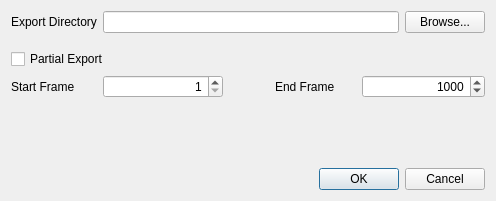
nuclex-video-tools/Nuclex.FrameFixer.Native, file Nuclex.FrameFixer.Native/UserInterface/ExportDialog.ui: the form before one commit.
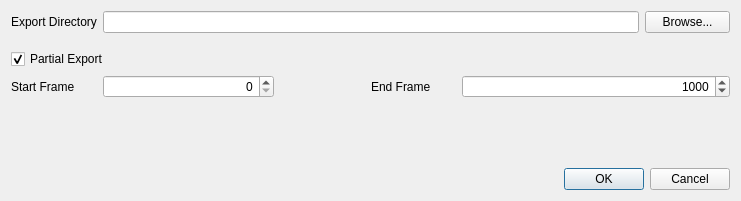
The form after the commit.

Commit message: Added export dialog (already working) when the export dialog is clicked so I don't have to manually adjust the start frame and recompile all the time

What changed in the file:
```diff
--- a/Nuclex.FrameFixer.Native/UserInterface/ExportDialog.ui
+++ b/Nuclex.FrameFixer.Native/UserInterface/ExportDialog.ui
@@ -9,7 +9,7 @@
    <rect>
     <x>0</x>
     <y>0</y>
-    <width>496</width>
+    <width>741</width>
     <height>201</height>
    </rect>
   </property>
@@ -28,48 +28,65 @@
      <property name="text">
       <string>Partial Export</string>
      </property>
+     <property name="checked">
+      <bool>true</bool>
+     </property>
     </widget>
    </item>
-   <item row="0" column="1" colspan="5">
-    <widget class="QLineEdit" name="exportDirectoryText">
-     <property name="toolTip">
-      <string>Directory holding all files the process modifies, including the output log. Saved with each snapshot.</string>
+   <item row="0" column="0">
+    <widget class="QLabel" name="exportDirectoryLabel">
+     <property name="sizePolicy">
+      <sizepolicy hsizetype="Minimum" vsizetype="Preferred">
+       <horstretch>0</horstretch>
+       <verstretch>0</verstretch>
+      </sizepolicy>
      </property>
+     <property name="text">
+      <string>Export Directory</string>
+     </property>
     </widget>
    </item>
-   <item row="3" column="2">
-    <spacer name="horizontalSpacer">
-     <property name="orientation">
-      <enum>Qt::Horizontal</enum>
+   <item row="3" column="5" colspan="3">
+    <widget class="QSpinBox" name="endFrameNumber">
+     <property name="sizePolicy">
+      <sizepolicy hsizetype="Preferred" vsizetype="Fixed">
+       <horstretch>0</horstretch>
+       <verstretch>0</verstretch>
+      </sizepolicy>
      </property>
-     <property name="sizeType">
-      <enum>QSizePolicy::Fixed</enum>
-     </property>
-     <property name="sizeHint" stdset="0">
+     <property name="minimumSize">
       <size>
-       <width>40</width>
-       <height>20</height>
+       <width>120</width>
+       <height>0</height>
       </size>
      </property>
-    </spacer>
+     <property name="alignment">
+      <set>Qt::AlignRight|Qt::AlignTrailing|Qt::AlignVCenter</set>
+     </property>
+     <property name="minimum">
+      <number>1</number>
+     </property>
+     <property name="maximum">
+      <number>999999</number>
+     </property>
+     <property name="value">
+      <number>1000</number>
+     </property>
+    </widget>
    </item>
    <item row="3" column="0">
     <widget class="QLabel" name="startFrameLabel">
+     <property name="sizePolicy">
+      <sizepolicy hsizetype="Minimum" vsizetype="Preferred">
+       <horstretch>0</horstretch>
+       <verstretch>0</verstretch>
+      </sizepolicy>
+     </property>
      <property name="text">
       <string>Start Frame</string>
      </property>
     </widget>
    </item>
-   <item row="6" column="0" colspan="7">
-    <widget class="QDialogButtonBox" name="buttonBox">
-     <property name="orientation">
-      <enum>Qt::Horizontal</enum>
-     </property>
-     <property name="standardButtons">
-      <set>QDialogButtonBox::Cancel|QDialogButtonBox::Ok</set>
-     </property>
-    </widget>
-   </item>
    <item row="4" column="0" colspan="4">
     <spacer name="verticalSpacer">
      <property name="orientation">
@@ -86,7 +103,7 @@
      </property>
     </spacer>
    </item>
-   <item row="5" column="0" colspan="7">
+   <item row="5" column="0" colspan="8">
     <spacer name="verticalSpacer_3">
      <property name="orientation">
       <enum>Qt::Vertical</enum>
@@ -99,14 +116,7 @@
      </property>
     </spacer>
    </item>
-   <item row="0" column="0">
-    <widget class="QLabel" name="exportDirectoryLabel">
-     <property name="text">
-      <string>Export Directory</string>
-     </property>
-    </widget>
-   </item>
-   <item row="1" column="0" colspan="7">
+   <item row="1" column="0" colspan="8">
     <spacer name="verticalSpacer_2">
      <property name="orientation">
       <enum>Qt::Vertical</enum>
@@ -122,38 +132,67 @@
      </property>
     </spacer>
    </item>
-   <item row="0" column="6">
+   <item row="0" column="7">
     <widget class="QPushButton" name="browseExportDirectoryButton">
      <property name="text">
       <string>Browse...</string>
      </property>
     </widget>
    </item>
-   <item row="3" column="5" colspan="2">
-    <widget class="QSpinBox" name="endFrameNumber">
-     <property name="alignment">
-      <set>Qt::AlignRight|Qt::AlignTrailing|Qt::AlignVCenter</set>
+   <item row="6" column="0" colspan="8">
+    <widget class="QDialogButtonBox" name="buttonBox">
+     <property name="orientation">
+      <enum>Qt::Horizontal</enum>
      </property>
-     <property name="minimum">
-      <number>1</number>
+     <property name="standardButtons">
+      <set>QDialogButtonBox::Cancel|QDialogButtonBox::Ok</set>
      </property>
-     <property name="maximum">
-      <number>999999</number>
+    </widget>
+   </item>
+   <item row="0" column="1" colspan="6">
+    <widget class="QLineEdit" name="exportDirectoryText">
+     <property name="toolTip">
+      <string>Directory holding all files the process modifies, including the output log. Saved with each snapshot.</string>
      </property>
-     <property name="value">
-      <number>1000</number>
-     </property>
     </widget>
    </item>
-   <item row="3" column="3" colspan="2">
+   <item row="3" column="4">
     <widget class="QLabel" name="endFrameLabel">
+     <property name="sizePolicy">
+      <sizepolicy hsizetype="Minimum" vsizetype="Preferred">
+       <horstretch>0</horstretch>
+       <verstretch>0</verstretch>
+      </sizepolicy>
+     </property>
      <property name="text">
       <string>End Frame</string>
      </property>
     </widget>
    </item>
-   <item row="3" column="1">
+   <item row="3" column="3">
+    <spacer name="horizontalSpacer">
+     <property name="orientation">
+      <enum>Qt::Horizontal</enum>
+     </property>
+     <property name="sizeType">
+      <enum>QSizePolicy::Preferred</enum>
+     </property>
+     <property name="sizeHint" stdset="0">
+      <size>
+       <width>40</width>
+       <height>20</height>
+      </size>
+     </property>
+    </spacer>
+   </item>
+   <item row="3" column="1" colspan="2">
     <widget class="QSpinBox" name="startFrameNumber">
+     <property name="sizePolicy">
+      <sizepolicy hsizetype="Preferred" vsizetype="Fixed">
+       <horstretch>0</horstretch>
+       <verstretch>0</verstretch>
+      </sizepolicy>
+     </property>
      <property name="minimumSize">
       <size>
        <width>120</width>
@@ -170,7 +209,7 @@
       <set>Qt::AlignRight|Qt::AlignTrailing|Qt::AlignVCenter</set>
      </property>
      <property name="minimum">
-      <number>1</number>
+      <number>0</number>
      </property>
      <property name="maximum">
       <number>999999</number>
@@ -179,7 +218,7 @@
       <number>10000</number>
      </property>
      <property name="value">
-      <number>1</number>
+      <number>0</number>
      </property>
     </widget>
    </item>
```
The commit also changes 4 other files.
